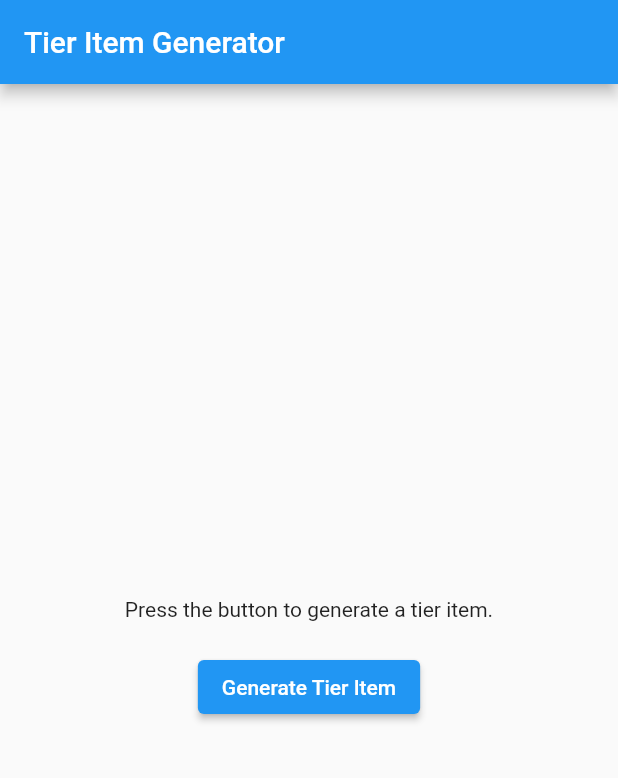
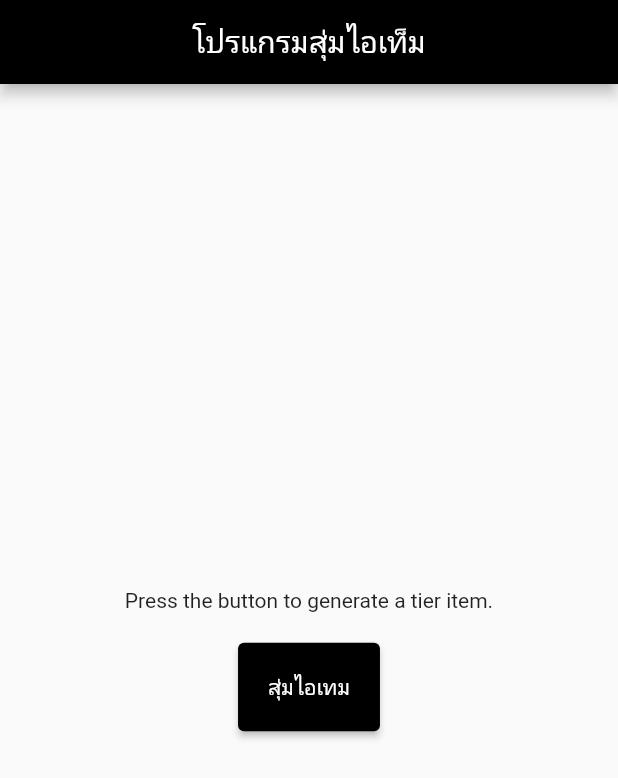
Before and after one commit to darkfat123/Bloc_RandomItem_Application, a Flutter app: the screen it shows after launch, on a phone screen of 412 x 824 dp. Shown: the top 778 px of the screen. Run offline on Flutter 3.47's test engine with Material 2 defaults, Android fonts, the phone set to English and light mode, and no system bars; our stand-ins replace bloc, equatable, flutter_bloc.

Commit message:
more random number and new widget

```diff
--- a/lib/bloc/tier_item_bloc.dart
+++ b/lib/bloc/tier_item_bloc.dart
@@ -18,7 +18,7 @@ class TierItemBloc extends Bloc<TierItemEvent, TierItemState> {
 
   int _generateRandomNumber() {
     final random = Random();
-    return random.nextInt(100) + 1; // สุ่มตัวเลข 1-100
+    return random.nextInt(150) + 1; // สุ่มตัวเลข 1-100
   }
 
   TierItemState _mapNumberToTier(int number) {
--- a/lib/main.dart
+++ b/lib/main.dart
@@ -1,5 +1,6 @@
 import 'package:flutter/material.dart';
 import 'package:flutter_bloc/flutter_bloc.dart';
+import 'package:gashapon_application/widgets/generate_button.dart';
 
 import 'bloc/tier_item_bloc.dart';
 
@@ -24,7 +25,8 @@ class MyHomePage extends StatelessWidget {
   Widget build(BuildContext context) {
     return Scaffold(
       appBar: AppBar(
-        title: Text('Tier Item Generator'),
+        title: const Center(child: Text('โปรแกรมสุ่มไอเท็ม')),
+        backgroundColor: Colors.black,
       ),
       body: Center(
         child: Column(
@@ -33,29 +35,24 @@ class MyHomePage extends StatelessWidget {
             BlocBuilder<TierItemBloc, TierItemState>(
               builder: (context, state) {
                 if (state is TierItemInitial) {
-                  return Text('Press the button to generate a tier item.');
+                  return const Text('Press the button to generate a tier item.');
                 } else if (state is SPlusTierItem) {
-                  return Text('S+ Tier Item');
+                  return const Text('S+ Tier Item');
                 } else if (state is STierItem) {
-                  return Text('S Tier Item');
+                  return const Text('S Tier Item');
                 } else if (state is ATierItem) {
-                  return Text('A Tier Item');
+                  return const Text('A Tier Item');
                 } else if (state is BTierItem) {
-                  return Text('B Tier Item');
+                  return const Text('B Tier Item');
                 } else if (state is CTierItem) {
-                  return Text('C Tier Item');
+                  return const Text('C Tier Item');
                 } else {
-                  return Text('Unknown Tier Item');
+                  return const Text('Unknown Tier Item');
                 }
               },
             ),
-            SizedBox(height: 20),
-            ElevatedButton(
-              onPressed: () {
-                BlocProvider.of<TierItemBloc>(context).add(GenerateRandomNumber());
-              },
-              child: Text('Generate Tier Item'),
-            ),
+            const SizedBox(height: 20),
+            GenerateButton(context),
           ],
         ),
       ),
--- /dev/null
+++ b/lib/widgets/generate_button.dart
@@ -0,0 +1,14 @@
+import 'package:flutter/material.dart';
+import 'package:flutter_bloc/flutter_bloc.dart';
+import 'package:gashapon_application/bloc/tier_item_bloc.dart';
+
+// ignore: non_constant_identifier_names
+Widget GenerateButton(BuildContext context) {
+  return ElevatedButton(
+    onPressed: () {
+      BlocProvider.of<TierItemBloc>(context).add(GenerateRandomNumber());
+    },
+    style: ButtonStyle(padding: MaterialStateProperty.all(EdgeInsets.all(20)),backgroundColor: MaterialStateProperty.all(Colors.black)),
+    child: Text('สุ่มไอเทม'),
+  );
+}
```
Also changed, not shown: 1 other file.
